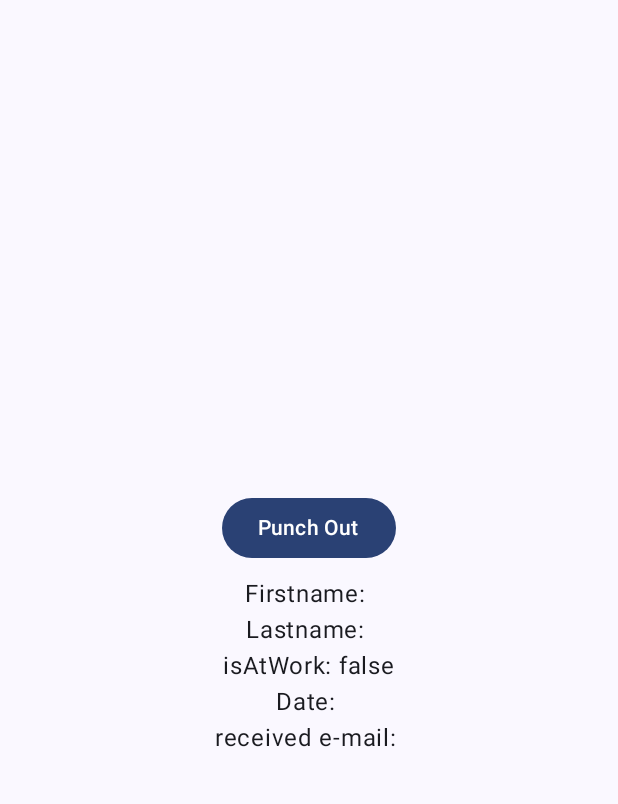
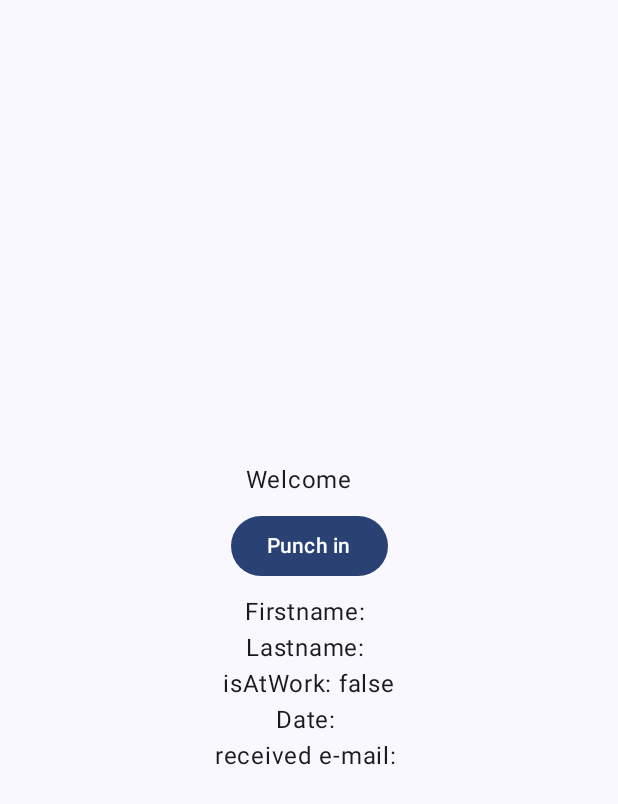
Before and after one commit to t1rate01/testPunchInAndOut, an Android app built with Jetpack Compose: the screen it shows after launch (MainActivity), after a tap on "Enter", on a phone screen of 412 x 824 dp. Shown: the top 804 px of the screen. Run offline under Robolectric (Android 15) with nearby library versions, the phone set to English and light mode, and no system bars.

Commit message:
muokattua kansiorakenne + puhelinnakyma: tervetuloa, fname, lname punchscreeniin

```diff
--- a/src/main/java/com/example/testpunchinandout/MainActivity.kt
+++ b/src/main/java/com/example/testpunchinandout/MainActivity.kt
@@ -24,11 +24,6 @@ class MainActivity : ComponentActivity() {
 
         isTablet = isTabletDevice()  // tarkistaa onko laite tabletti vai puhelin
 
-        //val hannu = this.getSharedPreferences("Hannnnnu", Context.MODE_PRIVATE) // ----------------------------
-        //hannu.edit().putString("email", "hannukkkkkk").commit()
-        //val muuttuja = hannu.getString("emaill", "ei toiminU")
-
-
         setContent {
             TestPunchInAndOutTheme {
                 navController = rememberNavController()
@@ -37,7 +32,6 @@ class MainActivity : ComponentActivity() {
                     modifier = Modifier.fillMaxSize(),
                     color = MaterialTheme.colorScheme.background
                 ){
-                    //Text(text = muuttuja!!)
                     if(!isTablet){ //jos laite on puhelin
                         PhoneNavGraph(navController = navController)
                     } else {
--- a/src/main/java/com/example/testpunchinandout/PhoneNavGraph.kt
+++ b/src/main/java/com/example/testpunchinandout/PhoneNavGraph.kt
@@ -1,6 +1,5 @@
 package com.example.testpunchinandout
 
-import android.util.Log
 import androidx.compose.runtime.Composable
 import androidx.lifecycle.viewmodel.compose.viewModel
 import androidx.navigation.NavHostController
@@ -8,6 +7,8 @@ import androidx.navigation.NavType
 import androidx.navigation.compose.NavHost
 import androidx.navigation.compose.composable
 import androidx.navigation.navArgument
+import com.example.testpunchinandout.screens.PhonePunchScreen
+import com.example.testpunchinandout.screens.PhoneViewScreen
 
 @Composable
 fun PhoneNavGraph(navController: NavHostController) {
--- a/src/main/java/com/example/testpunchinandout/PunchClockService.kt
+++ b/src/main/java/com/example/testpunchinandout/PunchClockService.kt
@@ -2,6 +2,7 @@ package com.example.testpunchinandout
 
 import retrofit2.http.GET
 import retrofit2.http.Path
+import com.example.testpunchinandout.data.PunchClockResponse
 
 interface PunchClockService {
     @GET("api/report/punchclock/{email}")
--- a/src/main/java/com/example/testpunchinandout/SharedViewModel.kt
+++ b/src/main/java/com/example/testpunchinandout/SharedViewModel.kt
@@ -4,6 +4,7 @@ import androidx.compose.runtime.getValue
 import androidx.compose.runtime.mutableStateOf
 import androidx.compose.runtime.setValue
 import androidx.lifecycle.ViewModel
+import com.example.testpunchinandout.data.PunchClockResponse
 
 class SharedViewModel : ViewModel()  {
 
--- a/src/main/java/com/example/testpunchinandout/TabletNavGraph.kt
+++ b/src/main/java/com/example/testpunchinandout/TabletNavGraph.kt
@@ -3,10 +3,10 @@ package com.example.testpunchinandout
 
 import androidx.compose.runtime.Composable
 import androidx.navigation.NavHostController
-import androidx.navigation.NavType
 import androidx.navigation.compose.NavHost
 import androidx.navigation.compose.composable
-import androidx.navigation.navArgument
+import com.example.testpunchinandout.screens.TabletPunchScreen
+import com.example.testpunchinandout.screens.TabletViewScreen
 
 @Composable
 fun TabletNavGraph(
--- /dev/null
+++ b/src/main/java/com/example/testpunchinandout/data/PunchClockResponse.kt
@@ -0,0 +1,8 @@
+package com.example.testpunchinandout.data
+
+data class PunchClockResponse(
+    val firstName: String,
+    val lastName: String,
+    val isAtWork: Boolean,
+    val date: String
+)
--- a/src/main/java/com/example/testpunchinandout/PhonePunchScreen.kt
+++ b/src/main/java/com/example/testpunchinandout/screens/PhonePunchScreen.kt
@@ -1,4 +1,4 @@
-package com.example.testpunchinandout
+package com.example.testpunchinandout.screens
 
 import androidx.compose.foundation.layout.*
 import androidx.compose.material3.Button
@@ -8,6 +8,7 @@ import androidx.compose.ui.Alignment
 import androidx.compose.ui.Modifier
 import androidx.compose.ui.unit.dp
 import androidx.navigation.NavController
+import com.example.testpunchinandout.SharedViewModel
 
 @Composable
 fun PhonePunchScreen(
@@ -15,6 +16,8 @@ fun PhonePunchScreen(
     email: String,
     sharedViewModel: SharedViewModel
 ){
+    val status = sharedViewModel.workerInfo //käyttäjän tiedot sharedViewModelin kautta
+
     Column(
         modifier = Modifier
             .fillMaxSize()
@@ -22,18 +25,24 @@ fun PhonePunchScreen(
         verticalArrangement = Arrangement.Center,
         horizontalAlignment = Alignment.CenterHorizontally
     ) {
+        Text("Welcome ${status?.firstName} ${status?.lastName} ")
         Button(
             onClick = {
                 // TODO: API KUTSU TÄNNE
-                navController.popBackStack()
+                // TODO: VIESTI KÄYTTÄJÄLLE "HAVE A NICE DAY AT WORK/SEE YOU NEXT TIME", JA SEN JÄLKEEN PALUU EDELLISEEN
+
+                navController.popBackStack() //takaisin edelliseen ruutuun
             },
             modifier = Modifier
                 .padding(8.dp)
         ) {
 
-            Text( "Punch Out")
+            if (status != null) {
+                Text(if(status.isAtWork){ "Punch Out" } else { "Punch in"})
+            }
         }
-        val status = sharedViewModel.workerInfo //testitulostukset
+
+        //varmistellaan datan tila:
         Text("Firstname: ${status?.firstName}")
         Text("Lastname: ${status?.lastName}")
         Text("isAtWork: ${status?.isAtWork}")
--- a/src/main/java/com/example/testpunchinandout/PhoneViewScreen.kt
+++ b/src/main/java/com/example/testpunchinandout/screens/PhoneViewScreen.kt
@@ -1,4 +1,4 @@
-package com.example.testpunchinandout
+package com.example.testpunchinandout.screens
 
 import android.util.Log
 import androidx.compose.foundation.layout.Arrangement
@@ -14,7 +14,6 @@ import androidx.compose.material3.MaterialTheme
 import androidx.compose.material3.OutlinedTextField
 import androidx.compose.material3.Text
 import androidx.compose.runtime.Composable
-import androidx.compose.runtime.LaunchedEffect
 import androidx.compose.runtime.getValue
 import androidx.compose.runtime.mutableStateOf
 import androidx.compose.runtime.remember
@@ -23,19 +22,21 @@ import androidx.compose.ui.Alignment
 import androidx.compose.ui.Modifier
 import androidx.compose.ui.unit.dp
 import androidx.navigation.NavController
+import com.example.testpunchinandout.RetrofitClient
+import com.example.testpunchinandout.SharedViewModel
 import kotlinx.coroutines.CoroutineScope
 import kotlinx.coroutines.Dispatchers
 import kotlinx.coroutines.launch
 import kotlinx.coroutines.withContext
-import retrofit2.Retrofit
-import retrofit2.converter.gson.GsonConverterFactory
+import com.example.testpunchinandout.data.PunchClockResponse
 
 
 @OptIn(ExperimentalMaterial3Api::class) // jotta voidaan käyttää Material3 kirjastoa
 @Composable
 fun PhoneViewScreen(
     navController: NavController,
-    sharedViewModel: SharedViewModel) {
+    sharedViewModel: SharedViewModel
+) {
     var email by remember { mutableStateOf("") }
     var workerInfo by remember { mutableStateOf(PunchClockResponse("", "", true, "")) }
 
@@ -68,9 +69,9 @@ fun PhoneViewScreen(
                             navController.navigate("phone_punch_screen/$email")
                         }
                     } catch (e: Exception) {
-                        // Handle error
+
                         withContext(Dispatchers.Main) {
-                            // Handle error state if needed
+
                         }
                     }
                 }
@@ -86,31 +87,20 @@ fun PhoneViewScreen(
     }
 }
 
-data class PunchClockResponse(
-    val firstName: String,
-    val lastName: String,
-    val isAtWork: Boolean,
-    val date: String
-)
-
 private suspend fun submitEmail(email: String): PunchClockResponse {
     return withContext(Dispatchers.IO) {
         try {
-            Log.d("PhoneViewScreen", "Email: $email")
+
             val response = RetrofitClient.service.getPunchClockResponse(email)
-            Log.d("PhoneViewScreen", "Response: $response")
 
             val firstName = response.firstName
             val lastName = response.lastName
             val isAtWork = response.isAtWork
             val date = response.date
 
-            // Construct and return the PunchClockResponse
             PunchClockResponse(firstName, lastName, isAtWork, date)
         } catch (e: Exception) {
-            // Handle network request failure or other exceptions
             Log.e("MainActivity", "Network request failed", e)
-            // Return a default PunchClockResponse in case of failure
             PunchClockResponse("", "", false, "")
         }
     }
--- a/src/main/java/com/example/testpunchinandout/TabletPunchScreen.kt
+++ b/src/main/java/com/example/testpunchinandout/screens/TabletPunchScreen.kt
@@ -1,4 +1,4 @@
-package com.example.testpunchinandout
+package com.example.testpunchinandout.screens
 
 import androidx.compose.foundation.layout.Arrangement
 import androidx.compose.foundation.layout.Column
--- a/src/main/java/com/example/testpunchinandout/TabletViewScreen.kt
+++ b/src/main/java/com/example/testpunchinandout/screens/TabletViewScreen.kt
@@ -1,4 +1,4 @@
-package com.example.testpunchinandout
+package com.example.testpunchinandout.screens
 
 import android.util.Log
 import androidx.compose.foundation.layout.Arrangement
@@ -23,6 +23,7 @@ import androidx.compose.ui.Alignment
 import androidx.compose.ui.Modifier
 import androidx.compose.ui.unit.dp
 import androidx.navigation.NavController
+import com.example.testpunchinandout.QwertyKeyboard
 
 @Composable
 fun TabletViewScreen(navController: NavController) {
```
